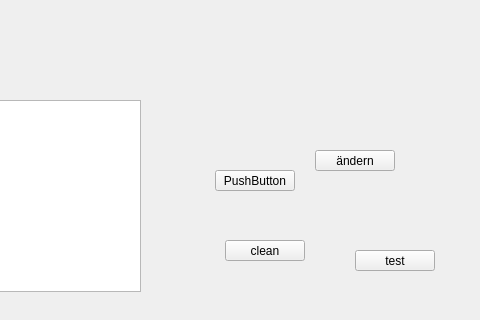
Qt form mainwindow.ui (RomanDietenmeier/Klassenliste_Implementierung) before a commit; both pictures show x 215 to 695 and y 0 to 320 of the 800 by 600 pixel window.
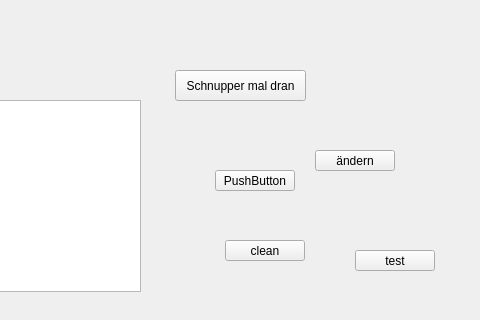
The same form after that commit.

Diff of the .ui file:
```diff
--- a/mainwindow.ui
+++ b/mainwindow.ui
@@ -112,6 +112,19 @@
      <string>ändern</string>
     </property>
    </widget>
+   <widget class="QPushButton" name="pushButton_7">
+    <property name="geometry">
+     <rect>
+      <x>390</x>
+      <y>70</y>
+      <width>131</width>
+      <height>31</height>
+     </rect>
+    </property>
+    <property name="text">
+     <string>Schnupper mal dran</string>
+    </property>
+   </widget>
   </widget>
   <widget class="QMenuBar" name="menubar">
    <property name="geometry">
```
Left out of the diff: 2 changed lines with no effect on the pictures.
